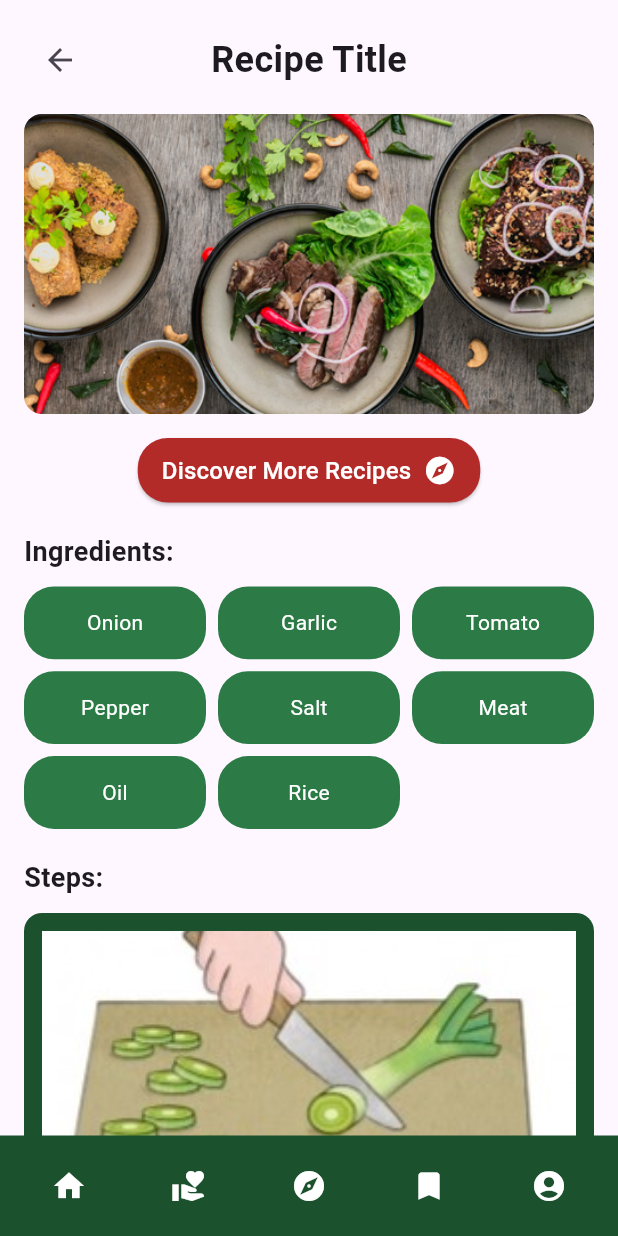
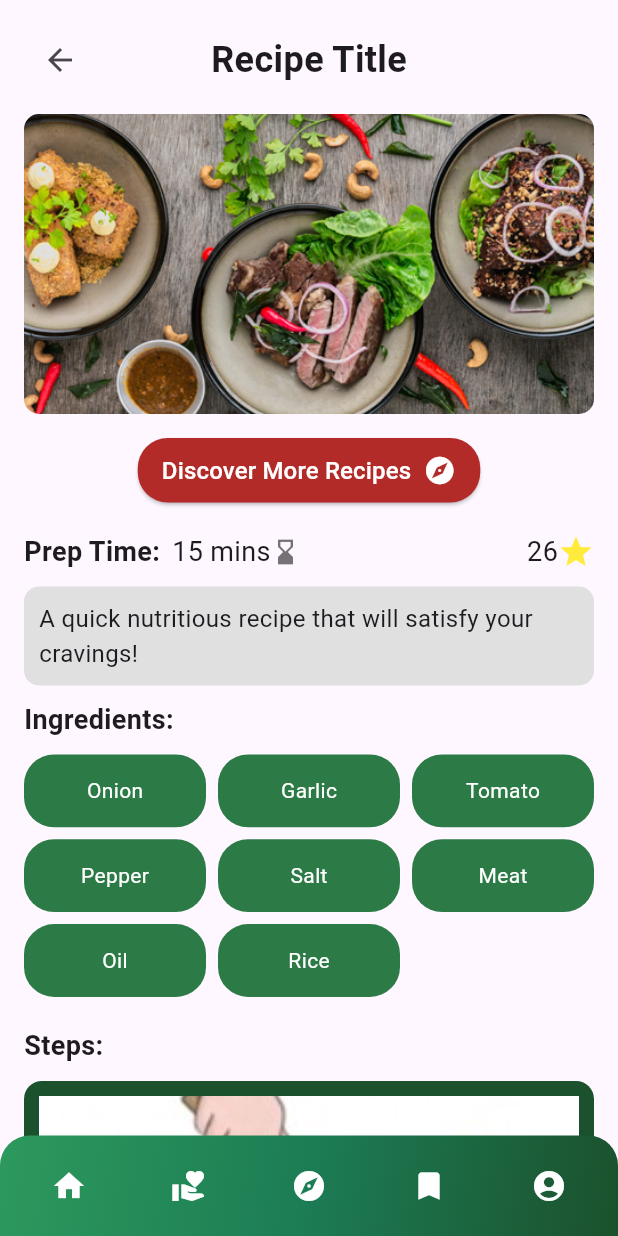
Before and after one commit to Abzoty/heal_meals_flutter, a Flutter app: the RecipePage screen opened by its route, on a phone screen of 412 x 824 dp. Run offline on Flutter 3.47's test engine with Material 3 defaults, Android fonts, the phone set to English and light mode, and no system bars; accounts and stored records are empty.

Commit message:
add the stars in recipe cards and page with some simple ui changes

```diff
--- a/lib/features/home/logic/API/user_repository.dart
+++ b/lib/features/home/logic/Repositories/user_repository.dart
@@ -1,6 +1,6 @@
 import 'package:heal_meals/features/home/data/models/user_model.dart';
-import '/../../../core/network/api_client.dart';
-import '/../../../core/network/endpoints.dart';
+import '../../../../core/API/api_client.dart';
+import '../../../../core/API/endpoints.dart';
 
 
 class UserRepository {
--- a/lib/features/home/ui/pages/discover_page.dart
+++ b/lib/features/home/ui/pages/discover_page.dart
@@ -61,6 +61,7 @@ class _DiscoverPageState extends State<DiscoverPage>
       'imageUrl': 'assets/images/food.jpg',
       'title': 'Grilled Chicken Salad',
       'description': 'A quick description about the recipe, and other text.',
+      'stars': '9',
     };
   });
 
--- a/lib/features/home/ui/pages/favorites_page.dart
+++ b/lib/features/home/ui/pages/favorites_page.dart
@@ -45,6 +45,7 @@ class FavoritesPage extends StatelessWidget {
                     title: 'Recipe $index',
                     description: 'This is a description for recipe $index',
                     imageUrl: 'assets/images/food.jpg',
+                    stars: 12,
                   ),
                 ),
               ),
--- a/lib/features/home/ui/pages/home_page.dart
+++ b/lib/features/home/ui/pages/home_page.dart
@@ -57,6 +57,7 @@ class HomePage extends StatelessWidget {
                   imageUrl: 'assets/images/food.jpg',
                   title: 'Grilled Chicken Salad',
                   description: 'A healthy mix of grilled chicken and fresh veggies.',
+                  stars: 14,
                 ),
               ),
           ],
--- a/lib/features/home/ui/pages/profile_page.dart
+++ b/lib/features/home/ui/pages/profile_page.dart
@@ -2,7 +2,7 @@ import 'package:flutter/material.dart';
 import 'package:heal_meals/core/routing/routes.dart';
 import 'package:heal_meals/features/home/data/models/user_model.dart';
 import 'package:heal_meals/features/home/ui/widgets/custom_nav_bar.dart';
-import 'package:heal_meals/features/home/logic/API/user_repository.dart';
+import 'package:heal_meals/features/home/logic/Repositories/user_repository.dart';
 import 'package:heal_meals/features/home/ui/widgets/info_filed.dart';
 
 class ProfilePage extends StatefulWidget {
--- a/lib/features/home/ui/pages/recipe_page.dart
+++ b/lib/features/home/ui/pages/recipe_page.dart
@@ -20,6 +20,10 @@ class RecipePage extends StatelessWidget {
       "Rice",
     ];
 
+    final TimeOfDay prepTime = const TimeOfDay(hour: 0, minute: 15);
+    final String description =
+        "A quick nutritious recipe that will satisfy your cravings!";
+    final int stars = 26;
     // Dummy steps list
     final List<Map<String, String>> steps = [
       {
@@ -68,13 +72,14 @@ class RecipePage extends StatelessWidget {
               const SizedBox(height: 12),
 
               // Recipe Image
-              ClipRRect(
-                borderRadius: BorderRadius.circular(12),
-                child: Image.asset(
-                  "assets/images/food.jpg",
-                  height: 200,
-                  width: double.infinity,
-                  fit: BoxFit.cover,
+              Container(
+                height: 200,
+                decoration: BoxDecoration(
+                  borderRadius: BorderRadius.circular(10),
+                  image: const DecorationImage(
+                    image: AssetImage("assets/images/food.jpg"),
+                    fit: BoxFit.cover,
+                  ),
                 ),
               ),
               const SizedBox(height: 16),
@@ -83,6 +88,44 @@ class RecipePage extends StatelessWidget {
               DiscoverMoreButton(),
               const SizedBox(height: 20),
 
+              // Prep Time Section
+              Row(
+                children: [
+                  const Text(
+                    "Prep Time:",
+                    style: TextStyle(fontSize: 18, fontWeight: FontWeight.bold),
+                  ),
+                  const SizedBox(width: 8),
+                  Text(
+                    prepTime.hour == 0
+                        ? "${prepTime.minute} mins"
+                        : "${prepTime.hour}:${prepTime.minute} hour${prepTime.hour > 1 ? 's' : ''}",
+                    style: const TextStyle(fontSize: 18),
+                  ),
+                  Icon(Icons.hourglass_bottom, color: Colors.black54, size: 20),
+                  Spacer(),
+                  Text(
+                    stars.toString(),
+                    style: const TextStyle(fontSize: 18),
+                    textAlign: TextAlign.right,
+                  ),
+                  const Icon(Icons.star, color: Colors.yellow, size: 24),
+                ],
+              ),
+
+              const SizedBox(height: 10),
+
+              // Description Section
+              Container(
+                decoration: BoxDecoration(
+                  color: Colors.grey[300],
+                  borderRadius: BorderRadius.circular(10),
+                ),
+                padding: const EdgeInsets.all(10),
+                child: Text(description, style: const TextStyle(fontSize: 16)),
+              ),
+
+              const SizedBox(height: 10),
               // Ingredients Section
               const Text(
                 "Ingredients:",
@@ -129,7 +172,7 @@ class RecipePage extends StatelessWidget {
                   var step = entry.value;
                   return Container(
                     margin: const EdgeInsets.only(bottom: 16),
-                    padding: const EdgeInsets.all(12),
+                    padding: const EdgeInsets.all(10),
                     decoration: BoxDecoration(
                       color: Color(0xFF1B512D),
                       borderRadius: BorderRadius.circular(12),
@@ -153,7 +196,10 @@ class RecipePage extends StatelessWidget {
                           ),
                         ),
                         const SizedBox(height: 4),
-                        Text(step["text"]!, style: const TextStyle(color: Colors.white),),
+                        Text(
+                          step["text"]!,
+                          style: const TextStyle(color: Colors.white),
+                        ),
                       ],
                     ),
                   );
--- a/lib/features/home/ui/widgets/custom_nav_bar.dart
+++ b/lib/features/home/ui/widgets/custom_nav_bar.dart
@@ -29,8 +29,15 @@ class CustomNavBar extends StatelessWidget {
     return Container(
       height: 67,
       decoration: const BoxDecoration(
+        borderRadius: BorderRadius.vertical(top: Radius.circular(20)),
         color: Color(0xFF1B512D), // dark green background
+        gradient: LinearGradient(
+          colors: [Color(0xFF2D995D), Color(0xFF1C7C54), Color(0xFF1B512D)],
+          begin: Alignment.topLeft,
+          end: Alignment.bottomRight,
+        ),
       ),
+
       child: Padding(
         padding: const EdgeInsets.symmetric(vertical: 6, horizontal: 6),
         child: Row(
--- a/lib/features/home/ui/widgets/recipe_card.dart
+++ b/lib/features/home/ui/widgets/recipe_card.dart
@@ -5,12 +5,15 @@ class RecipeCard extends StatelessWidget {
   final String imageUrl;
   final String title;
   final String description;
+  final int stars;
+
 
   const RecipeCard({
     super.key,
     required this.imageUrl,
     required this.title,
     required this.description,
+    required this.stars,
   });
 
   @override
@@ -35,7 +38,7 @@ class RecipeCard extends StatelessWidget {
               child: Image.asset(
                 imageUrl,
                 width: 150,
-                height: 120,
+                height: 150,
                 fit: BoxFit.cover,
               ),
             ),
--- a/lib/features/home/ui/widgets/results_section.dart
+++ b/lib/features/home/ui/widgets/results_section.dart
@@ -36,6 +36,7 @@ class DiscoverResultsSection extends StatelessWidget {
                 imageUrl: item['imageUrl'] ?? '',
                 title: item['title']!,
                 description: item['description']!,
+                stars: item['stars'] != null ? int.parse(item['stars']!) : 0,
               ),
             );
           },
```
Also changed, not shown: lib/features/home/ui/widgets/top_pics.dart (+24 -5 lines), lib/core/API/api_client.dart (renamed from lib/core/network/api_client.dart), lib/core/API/endpoints.dart (renamed from lib/core/network/endpoints.dart).
